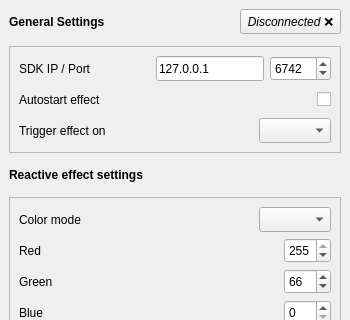
Old version of the form src/mousereactivergb.ui in the repository Odizinne/MouseReactiveRGB; both pictures show x 0 to 350 and y 0 to 320 of the 350 by 505 pixel window.
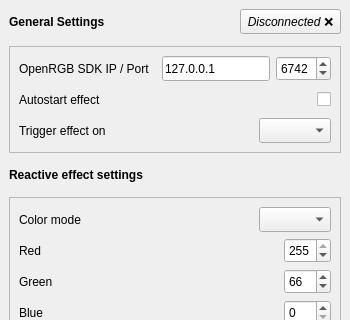
New version of the form.

What changed in the file:
```diff
--- a/src/mousereactivergb.ui
+++ b/src/mousereactivergb.ui
@@ -486,7 +486,7 @@
           </size>
          </property>
          <property name="text">
-          <string>SDK IP / Port</string>
+          <string>OpenRGB SDK IP / Port</string>
          </property>
         </widget>
        </item>
```
